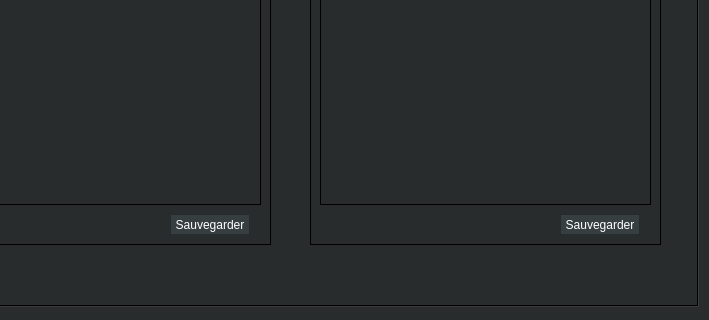
Before: the Qt Designer form CompUT/dialog.ui in RevenMyst/LO21_Projet, drawn with Qt 5; both pictures show x 532 to 1241 and y 324 to 644 of the 1241 by 644 pixel window.
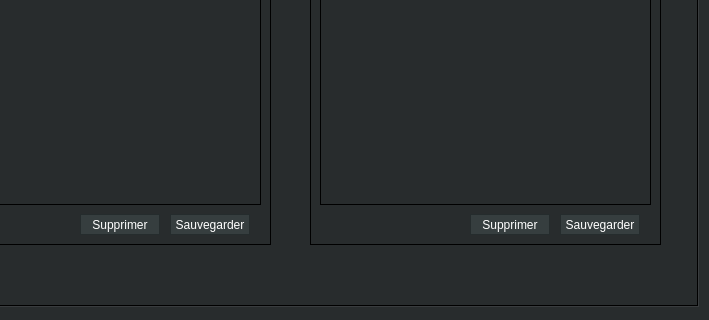
After: the same form once the commit is applied. The open tabs and pages were chosen to show the change.

Commit message:
Supprimer Atom
Ajout de la possibilité de supprimer les atomes directement dans l'interface

```diff
--- a/CompUT/dialog.ui
+++ b/CompUT/dialog.ui
@@ -1504,6 +1504,19 @@
        <layout class="QVBoxLayout" name="verticalLayout_5"/>
       </widget>
      </widget>
+     <widget class="QPushButton" name="varSuppr">
+      <property name="geometry">
+       <rect>
+        <x>160</x>
+        <y>460</y>
+        <width>80</width>
+        <height>21</height>
+       </rect>
+      </property>
+      <property name="text">
+       <string>Supprimer</string>
+      </property>
+     </widget>
     </widget>
     <widget class="QLabel" name="label">
      <property name="geometry">
@@ -1679,6 +1692,19 @@
        <layout class="QVBoxLayout" name="verticalLayout_3"/>
       </widget>
      </widget>
+     <widget class="QPushButton" name="funSuppr">
+      <property name="geometry">
+       <rect>
+        <x>160</x>
+        <y>460</y>
+        <width>80</width>
+        <height>21</height>
+       </rect>
+      </property>
+      <property name="text">
+       <string>Supprimer</string>
+      </property>
+     </widget>
     </widget>
    </widget>
   </widget>
```
Left out of the diff: 2 changed lines with no effect on the pictures. The commit also changes 3 other files.
